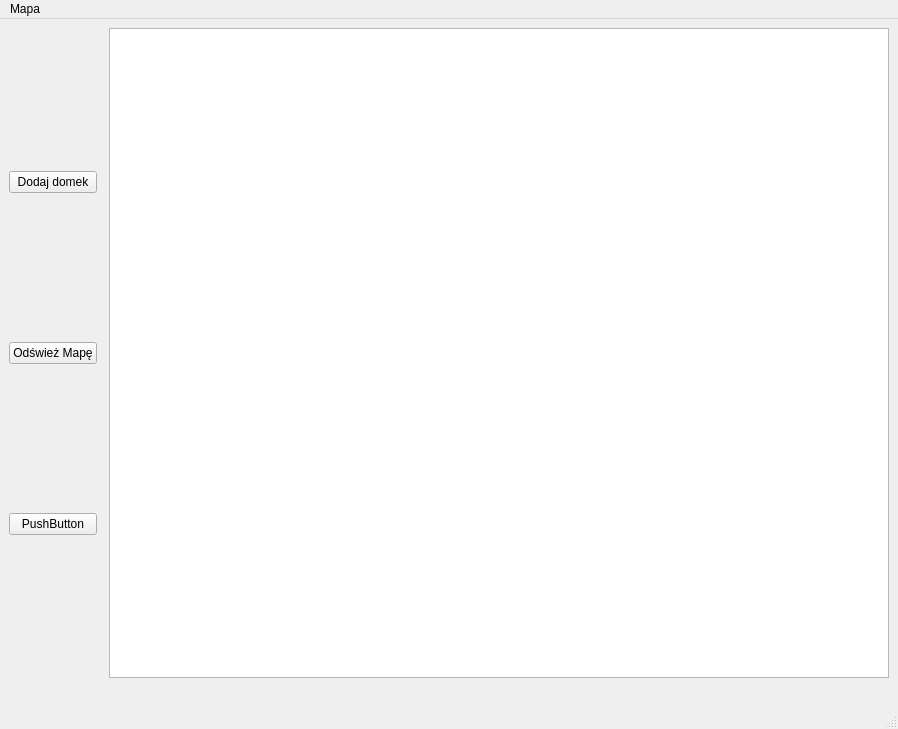
First picture: the form in gui/mainWindow.ui, repository Tevez2137/Projekt_ASD2, before the edit.
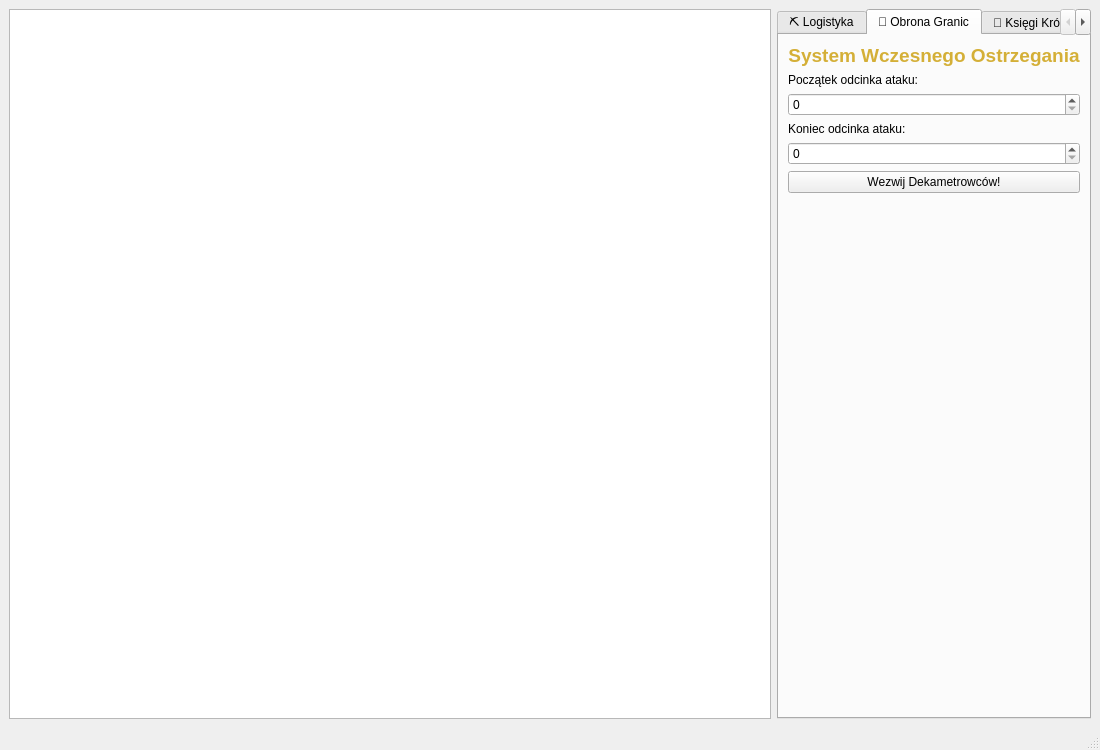
Second picture: the form after the edit. The open tabs and pages were chosen to show the change.

Commit message: zmiany w gui

Diff of the .ui file:
```diff
--- a/gui/mainWindow.ui
+++ b/gui/mainWindow.ui
@@ -9,71 +9,158 @@
    <rect>
     <x>0</x>
     <y>0</y>
-    <width>898</width>
-    <height>729</height>
+    <width>1100</width>
+    <height>750</height>
    </rect>
   </property>
   <property name="windowTitle">
-   <string>Statystyki Królestwa</string>
-  </property>
-  <property name="autoFillBackground">
-   <bool>false</bool>
+   <string>Królestwo Krasnoludków - Panel Dowodzenia</string>
   </property>
   <widget class="QWidget" name="centralwidget">
-   <layout class="QGridLayout" name="gridLayout">
-    <item row="4" column="6">
-     <widget class="QGraphicsView" name="map"/>
+   <layout class="QHBoxLayout" name="horizontalLayout">
+    
+    <!-- LEWA STRONA: MAPA -->
+    <item>
+     <widget class="QGraphicsView" name="map">
+      <property name="sizePolicy">
+       <sizepolicy hsizetype="Expanding" vsizetype="Expanding">
+        <horstretch>3</horstretch>
+        <verstretch>0</verstretch>
+       </sizepolicy>
+      </property>
+     </widget>
     </item>
-    <item row="4" column="3">
-     <layout class="QGridLayout" name="navbar">
-      <item row="3" column="0">
-       <widget class="QPushButton" name="pushButton_2">
-        <property name="text">
-         <string>PushButton</string>
-        </property>
-       </widget>
-      </item>
-      <item row="2" column="0">
-       <widget class="QPushButton" name="odswiezMape">
-        <property name="text">
-         <string>Odśwież Mapę</string>
-        </property>
-       </widget>
-      </item>
-      <item row="1" column="0">
-       <widget class="QPushButton" name="btnDodajDomek">
-        <property name="text">
-         <string>Dodaj domek</string>
-        </property>
-       </widget>
-      </item>
-     </layout>
-    </item>
-    <item row="5" column="5" colspan="2">
-     <widget class="QLabel" name="statusBar">
-      <property name="text">
-       <string/>
+
+    <!-- PRAWA STRONA: ZAKŁADKI (TABS) -->
+    <item>
+     <widget class="QTabWidget" name="tabWidget">
+      <property name="sizePolicy">
+       <sizepolicy hsizetype="Expanding" vsizetype="Expanding">
+        <horstretch>1</horstretch>
+        <verstretch>0</verstretch>
+       </sizepolicy>
       </property>
+      <property name="currentIndex">
+       <number>0</number>
+      </property>
+
+      <!-- ZAKŁADKA 1: LOGISTYKA (Wydobycie i Kopalnie) -->
+      <widget class="QWidget" name="tab_logistyka">
+       <attribute name="title">
+        <string>⛏️ Logistyka</string>
+       </attribute>
+       <layout class="QVBoxLayout" name="verticalLayout_1">
+        <item>
+         <widget class="QLabel" name="labelLogistykaTytul">
+          <property name="text">
+           <string>&lt;html&gt;&lt;head/&gt;&lt;body&gt;&lt;p align=&quot;center&quot;&gt;&lt;span style=&quot; font-size:14pt; font-weight:600; color:#d4af37;&quot;&gt;Zarządzanie Owsianką&lt;/span&gt;&lt;/p&gt;&lt;/body&gt;&lt;/html&gt;</string>
+          </property>
+         </widget>
+        </item>
+        <item>
+         <widget class="QPushButton" name="btnDodajDomek">
+          <property name="text"><string>Wznieś Nowy Domek</string></property>
+         </widget>
+        </item>
+        <item>
+         <widget class="QPushButton" name="odswiezMape">
+          <property name="text"><string>Zbadaj Teren (Odśwież)</string></property>
+         </widget>
+        </item>
+        <item>
+         <widget class="QPushButton" name="btnUruchomMCMF">
+          <property name="text"><string>Oblicz Trasy Wydobycia (MCMF)</string></property>
+         </widget>
+        </item>
+        <item>
+         <spacer name="verticalSpacer_1">
+          <property name="orientation"><enum>Qt::Vertical</enum></property>
+          <property name="sizeHint" stdset="0"><size><width>20</width><height>40</height></size></property>
+         </spacer>
+        </item>
+       </layout>
+      </widget>
+
+      <!-- ZAKŁADKA 2: OBRONA GRANIC (Salwa i Otoczka) -->
+      <widget class="QWidget" name="tab_obrona">
+       <attribute name="title">
+        <string>🏹 Obrona Granic</string>
+       </attribute>
+       <layout class="QVBoxLayout" name="verticalLayout_2">
+        <item>
+         <widget class="QLabel" name="labelObronaTytul">
+          <property name="text">
+           <string>&lt;html&gt;&lt;head/&gt;&lt;body&gt;&lt;p align=&quot;center&quot;&gt;&lt;span style=&quot; font-size:14pt; font-weight:600; color:#d4af37;&quot;&gt;System Wczesnego Ostrzegania&lt;/span&gt;&lt;/p&gt;&lt;/body&gt;&lt;/html&gt;</string>
+          </property>
+         </widget>
+        </item>
+        <item>
+         <widget class="QLabel" name="label_od">
+          <property name="text"><string>Początek odcinka ataku:</string></property>
+         </widget>
+        </item>
+        <item>
+         <widget class="QSpinBox" name="spin_od"/>
+        </item>
+        <item>
+         <widget class="QLabel" name="label_do">
+          <property name="text"><string>Koniec odcinka ataku:</string></property>
+         </widget>
+        </item>
+        <item>
+         <widget class="QSpinBox" name="spin_do"/>
+        </item>
+        <item>
+         <widget class="QPushButton" name="btn_atak">
+          <property name="text"><string>Wezwij Dekametrowców!</string></property>
+         </widget>
+        </item>
+        <item>
+         <spacer name="verticalSpacer_2">
+          <property name="orientation"><enum>Qt::Vertical</enum></property>
+          <property name="sizeHint" stdset="0"><size><width>20</width><height>40</height></size></property>
+         </spacer>
+        </item>
+       </layout>
+      </widget>
+
+      <!-- ZAKŁADKA 3: KSIĘGI (Kompresja i Szukanie) -->
+      <widget class="QWidget" name="tab_ksiegi">
+       <attribute name="title">
+        <string>📜 Księgi Królestwa</string>
+       </attribute>
+       <layout class="QVBoxLayout" name="verticalLayout_3">
+        <item>
+         <widget class="QPushButton" name="btn_kompresja">
+          <property name="text"><string>Kompresuj Archiwa (Huffman)</string></property>
+         </widget>
+        </item>
+        <item>
+         <widget class="QLineEdit" name="input_szukaj">
+          <property name="placeholderText"><string>Wpisz szukaną runę/słowo...</string></property>
+         </widget>
+        </item>
+        <item>
+         <widget class="QPushButton" name="btn_szukaj">
+          <property name="text"><string>Przeszukaj Księgi (Rabin-Karp)</string></property>
+         </widget>
+        </item>
+        <item>
+         <widget class="QTextBrowser" name="textBrowser_ksiegi">
+          <property name="html">
+           <string>&lt;html&gt;&lt;head/&gt;&lt;body&gt;&lt;p style=&quot;color:#a89f91; font-style:italic;&quot;&gt;Księga jest pusta. Załaduj tekst, aby go przeczytać.&lt;/p&gt;&lt;/body&gt;&lt;/html&gt;</string>
+          </property>
+         </widget>
+        </item>
+       </layout>
+      </widget>
+
      </widget>
     </item>
+
    </layout>
   </widget>
-  <widget class="QMenuBar" name="menubar">
-   <property name="geometry">
-    <rect>
-     <x>0</x>
-     <y>0</y>
-     <width>898</width>
-     <height>30</height>
-    </rect>
-   </property>
-   <widget class="QMenu" name="menu">
-    <property name="title">
-     <string>Mapa</string>
-    </property>
-   </widget>
-   <addaction name="menu"/>
-  </widget>
+  
   <widget class="QStatusBar" name="statusbar"/>
  </widget>
  <resources/>
```
Left out of the diff: 3 changed lines with no effect on the pictures. The commit also changes 6 other files.
